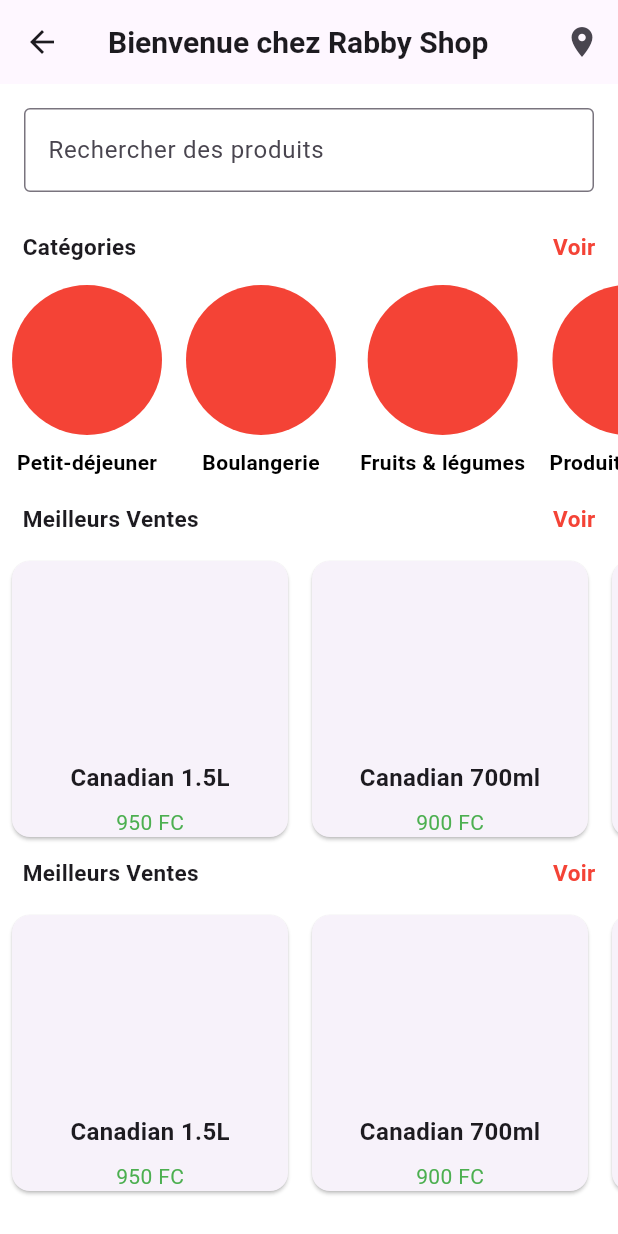
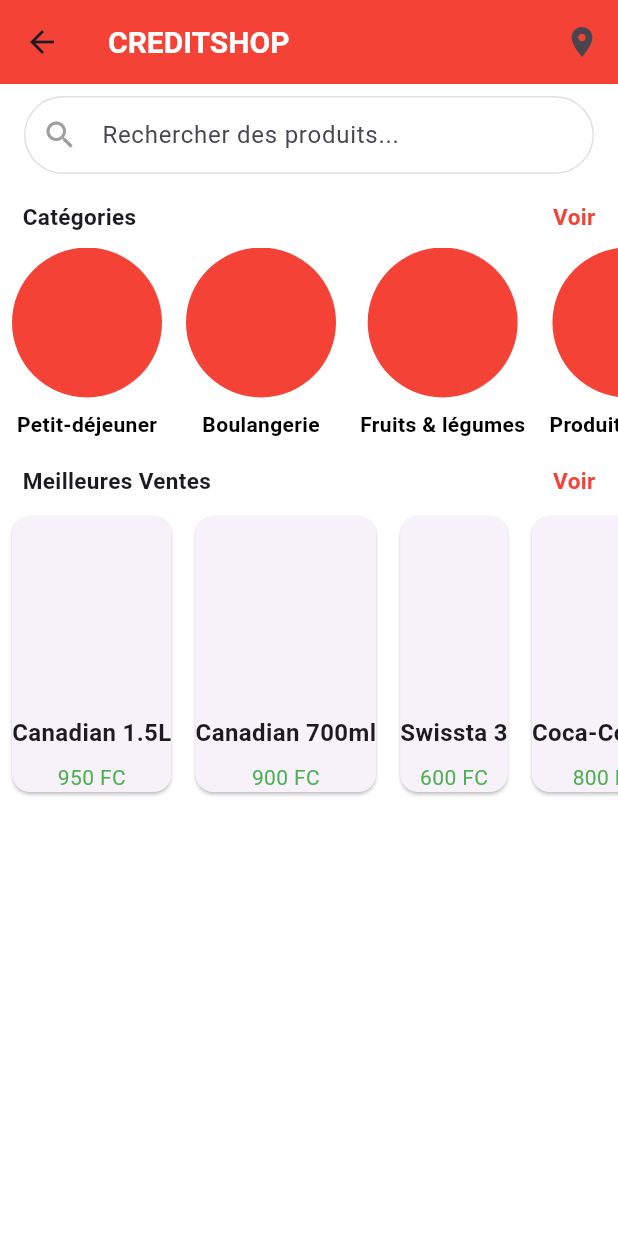
Before and after one commit to jnthnkabongo/shoppiApp, a Flutter app: the MyConnexion screen opened by its route, after a tap on "Se connecter / S'inscrire", on a phone screen of 412 x 824 dp. Run offline on Flutter 3.47's test engine with Material 3 defaults, Android fonts, the phone set to English and light mode, and no system bars.

Commit message:
corretecion d'architecture

```diff
--- a/lib/main.dart
+++ b/lib/main.dart
@@ -1,8 +1,7 @@
 import 'package:flutter/material.dart';
 import 'package:shoppi_flutter/core/theme/app_theme.dart';
 import 'package:shoppi_flutter/navigation/app_router.dart';
-import 'package:shoppi_flutter/pages/connexion_page.dart';
-import 'package:shoppi_flutter/pages/loading_page.dart';
+import 'package:shoppi_flutter/pages/auth/connexion_page.dart';
 
 void main() {
   runApp(const MyApp());
--- a/lib/navigation/app_router.dart
+++ b/lib/navigation/app_router.dart
@@ -1,11 +1,14 @@
 import 'package:flutter/material.dart';
-import 'package:shoppi_flutter/pages/connexion_page.dart';
+import 'package:shoppi_flutter/pages/home/accueil.dart';
+import 'package:shoppi_flutter/pages/auth/connexion_page.dart';
 
 class AppRouter {
   static Route<dynamic> generateRoute(RouteSettings settings) {
     switch (settings.name) {
       case '/':
         return MaterialPageRoute(builder: (_) => const MyConnexion());
+        case '/accueil':
+        return MaterialPageRoute(builder: (_) => const MyAccueil());
       default:
         return MaterialPageRoute(builder: (_) => const MyConnexion());
     }
--- a/lib/pages/accueil.dart
+++ /dev/null
@@ -1,219 +0,0 @@
-import 'package:flutter/material.dart';
-
-class MyAccueil extends StatefulWidget {
-  const MyAccueil({super.key});
-
-  @override
-  State<MyAccueil> createState() => _MyAccueil();
-}
-
-class _MyAccueil extends State<MyAccueil> {
-
-  @override
-  Widget build(BuildContext context) {
-    return Scaffold(
-      appBar: AppBar(
-        title: const Text('Bienvenue chez Rabby Shop'),
-        actions: [
-          IconButton(
-            icon: const Icon(Icons.location_on),
-            onPressed: () {
-            },
-          ),
-        ],
-      ),
-      body: SingleChildScrollView(
-        child: Column(
-          children: [
-            const Padding(
-              padding: EdgeInsets.all(16.0),
-              child: TextField(
-                decoration: InputDecoration(
-                  hintText: 'Rechercher des produits',
-                  border: OutlineInputBorder(),
-                ),
-              ),
-            ),
-            const Center(
-              child: Row(
-                mainAxisAlignment: MainAxisAlignment.spaceBetween,
-                children: [
-                  Padding(
-                    padding: EdgeInsets.only(top: 10, bottom: 15, left: 15),
-                    child: Text(
-                      'Catégories',
-                      style: TextStyle(fontSize: 15, fontWeight: FontWeight.bold),
-                    ),
-                  ),
-                  Padding(
-                    padding: EdgeInsets.only(top: 10, bottom: 15, right: 15),
-                    child: Text(
-                      'Voir',
-                      style: TextStyle(
-                        fontSize: 15,
-                        fontWeight: FontWeight.bold,
-                        color: Colors.red),
-                    ),
-                  ),
-                ],
-              ),
-            ),
-            SizedBox(
-              height: 140,
-              child: ListView(
-                scrollDirection: Axis.horizontal,
-                children: const [
-                  CategoryCard('Petit-déjeuner'),
-                  CategoryCard('Boulangerie'),
-                  CategoryCard('Fruits & légumes'),
-                  CategoryCard('Produits laitiers'),
-                ],
-              ),
-            ),
-            const Center(
-              child: Row(
-                mainAxisAlignment: MainAxisAlignment.spaceBetween,
-                children: [
-                  Padding(
-                    padding: EdgeInsets.only(top: 5, bottom: 10, left: 15),
-                    child: Text(
-                      'Meilleurs Ventes',
-                      style: TextStyle(fontSize: 15, fontWeight: FontWeight.bold),
-                    ),
-                  ),
-                  Padding(
-                    padding: EdgeInsets.only(top: 5, bottom: 10, right: 15),
-                    child: Text(
-                      'Voir',
-                      style: TextStyle(
-                        fontSize: 15,
-                        fontWeight: FontWeight.bold,
-                        color: Colors.red),
-                    ),
-                  ),
-                ],
-              ),
-            ),
-             SizedBox(
-              height: 200,
-              child: GridView.count(
-                crossAxisCount: 1,
-                scrollDirection: Axis.horizontal,
-                children: const [
-                  ProductCard('Canadian 1.5L', '950 FC'),
-                  ProductCard('Canadian 700ml', '900 FC'),
-                  ProductCard('Swissta 3', '600 FC'),
-                  ProductCard('Coca-Cola 1L', '800 FC'),
-                  ProductCard('Canadian 1.5L', '950 FC'),
-                  ProductCard('Canadian 700ml', '900 FC'),
-                  ProductCard('Swissta 3', '600 FC'),
-                  ProductCard('Coca-Cola 1L', '800 FC'),
-                ],
-              ),
-            ),
-            const Center(
-              child: Row(
-                mainAxisAlignment: MainAxisAlignment.spaceBetween,
-                children: [
-                  Padding(
-                    padding: EdgeInsets.only(top: 5, bottom: 10, left: 15),
-                    child: Text(
-                      'Meilleurs Ventes',
-                      style: TextStyle(fontSize: 15, fontWeight: FontWeight.bold),
-                    ),
-                  ),
-                  Padding(
-                    padding: EdgeInsets.only(top: 5, bottom: 10, right: 15),
-                    child: Text(
-                      'Voir',
-                      style: TextStyle(
-                        fontSize: 15,
-                        fontWeight: FontWeight.bold,
-                        color: Colors.red),
-                    ),
-                  ),
-                ],
-              ),
-            ),
-            SizedBox(
-              height: 200,
-              child: GridView.count(
-                crossAxisCount: 1,
-                scrollDirection: Axis.horizontal,
-                children: const [
-                  ProductCard('Canadian 1.5L', '950 FC'),
-                  ProductCard('Canadian 700ml', '900 FC'),
-                  ProductCard('Swissta 3', '600 FC'),
-                  ProductCard('Coca-Cola 1L', '800 FC'),
-                  ProductCard('Canadian 1.5L', '950 FC'),
-                  ProductCard('Canadian 700ml', '900 FC'),
-                  ProductCard('Swissta 3', '600 FC'),
-                  ProductCard('Coca-Cola 1L', '800 FC'),
-                ],
-              ),
-            ),
-          ],
-        ),
-      ),
-    );
-  }
-}
-
-class CategoryCard extends StatelessWidget {
-  final String title;
-
-  const CategoryCard(this.title, {super.key});
-
-  @override
-  Widget build(BuildContext context) {
-    return Column(
-      children: [
-        Container(
-          width: 100,
-          height: 100,
-          margin: const EdgeInsets.symmetric(horizontal: 8.0),
-
-          decoration: BoxDecoration(
-            color: Colors.red,
-            borderRadius: BorderRadius.circular(50.0),
-          ),
-          child: const Center(
-            // Aucun texte ici
-          ),
-        ),
-        Padding(
-          padding: const EdgeInsets.all(8.0),
-          child: Text(
-            title,
-            style: const TextStyle(
-              color: Colors.black,
-              fontWeight: FontWeight.bold,
-            ),
-          ),
-        ),
-      ],
-    );
-  }
-}
-
-class ProductCard extends StatelessWidget {
-  final String title;
-  final String price;
-
-  const ProductCard(this.title, this.price);
-
-  @override
-  Widget build(BuildContext context) {
-    return Card(
-      margin: const EdgeInsets.all(8.0),
-      child: Column(
-        mainAxisAlignment: MainAxisAlignment.end,
-        children: [
-          Text(title, style: const TextStyle(fontSize: 16, fontWeight: FontWeight.bold)),
-          const SizedBox(height: 8.0),
-          Text(price, style: const TextStyle(color: Colors.green)),
-        ],
-      ),
-    );
-  }
-}
--- a/lib/pages/connexion_page.dart
+++ b/lib/pages/auth/connexion_page.dart
@@ -1,5 +1,5 @@
 import 'package:flutter/material.dart';
-import 'package:shoppi_flutter/pages/accueil.dart';
+import 'package:shoppi_flutter/pages/home/accueil.dart';
 import 'package:shoppi_flutter/shared/widgets/custom_button.dart';
 
 class MyConnexion extends StatelessWidget {
@@ -47,7 +47,7 @@ class MyConnexion extends StatelessWidget {
                 CustomButton(
                   text: "Se connecter / S'inscrire",
                   onPressed: () {
-                    Navigator.push(context, MaterialPageRoute(builder: (context) => MyAccueil()),);
+                    Navigator.pushNamed(context, '/accueil');
                   },
                 ),
                 const SizedBox(height: 200),
--- /dev/null
+++ b/lib/pages/home/accueil.dart
@@ -0,0 +1,34 @@
+import 'package:flutter/material.dart';
+import 'package:shoppi_flutter/shared/widgets/app_bar_widget.dart';
+import 'package:shoppi_flutter/shared/widgets/category_list.dart';
+import 'package:shoppi_flutter/pages/home/presentation/widgets/product_list.dart';
+import 'package:shoppi_flutter/shared/widgets/search_bar.dart';
+
+
+class MyAccueil extends StatelessWidget {
+  const MyAccueil({super.key});
+
+  @override
+  Widget build(BuildContext context) {
+    return Scaffold(
+      appBar: AppBarWidget(
+        title: 'CREDITSHOP', // Le titre de l'AppBar
+        actions: [
+          IconButton(
+            icon: const Icon(Icons.location_on),
+            onPressed: () {},
+          ),
+        ],
+      ),
+      body: SingleChildScrollView(
+        child: Column(
+          children: const [
+            SearchBarWidget(), // 🔎 Barre de recherche
+            CategoryList(), // 📂 Liste des catégories
+            ProductList(title: "Meilleures Ventes"), // 🏆 Liste des produits
+          ],
+        ),
+      ),
+    );
+  }
+}
--- /dev/null
+++ b/lib/pages/home/presentation/widgets/product_card.dart
@@ -0,0 +1,23 @@
+import 'package:flutter/material.dart';
+
+class ProductCard extends StatelessWidget {
+  final String title;
+  final String price;
+
+  const ProductCard({super.key, required this.title, required this.price});
+
+  @override
+  Widget build(BuildContext context) {
+    return Card(
+      margin: const EdgeInsets.all(8.0),
+      child: Column(
+        mainAxisAlignment: MainAxisAlignment.end,
+        children: [
+          Text(title, style: const TextStyle(fontSize: 16, fontWeight: FontWeight.bold)),
+          const SizedBox(height: 8.0),
+          Text(price, style: const TextStyle(color: Colors.green)),
+        ],
+      ),
+    );
+  }
+}
--- /dev/null
+++ b/lib/pages/home/presentation/widgets/product_list.dart
@@ -0,0 +1,40 @@
+import 'package:flutter/material.dart';
+import 'product_card.dart';
+
+class ProductList extends StatelessWidget {
+  final String title;
+
+  const ProductList({super.key, required this.title});
+
+  @override
+  Widget build(BuildContext context) {
+    final products = [
+      {"name": "Canadian 1.5L", "price": "950 FC"},
+      {"name": "Canadian 700ml", "price": "900 FC"},
+      {"name": "Swissta 3", "price": "600 FC"},
+      {"name": "Coca-Cola 1L", "price": "800 FC"},
+    ];
+
+    return Column(
+      children: [
+        Padding(
+          padding: const EdgeInsets.symmetric(horizontal: 15, vertical: 5),
+          child: Row(
+            mainAxisAlignment: MainAxisAlignment.spaceBetween,
+            children: [
+              Text(title, style: const TextStyle(fontSize: 15, fontWeight: FontWeight.bold)),
+              const Text('Voir', style: TextStyle(fontSize: 15, fontWeight: FontWeight.bold, color: Colors.red)),
+            ],
+          ),
+        ),
+        SizedBox(
+          height: 200,
+          child: ListView(
+            scrollDirection: Axis.horizontal,
+            children: products.map((p) => ProductCard(title: p["name"]!, price: p["price"]!)).toList(),
+          ),
+        ),
+      ],
+    );
+  }
+}
--- a/lib/pages/loading_page.dart
+++ /dev/null
@@ -1,47 +0,0 @@
-import 'dart:async';
-import 'package:flutter/material.dart';
-import 'package:lottie/lottie.dart';
-import 'package:shoppi_flutter/pages/connexion_page.dart';
-
-class MyLoading extends StatefulWidget {
-  const MyLoading({super.key});
-
-  @override
-  State<MyLoading> createState() => _MyLoading();
-}
-
-class _MyLoading extends State<MyLoading>{
-
-  @override
-  void initState(){
-    super.initState();
-    loadAnimation();
-  }
-
-  Future<Timer> loadAnimation() async {
-    return Timer(
-      const Duration(seconds: 4),
-    onLoaded);
-  }
-
-  void onLoaded(){
-    Navigator.of(context).pushReplacement(
-      MaterialPageRoute(
-        builder: (context) => const MyConnexion(),
-      )
-    );
-  }
-
-  @override
-  Widget build(BuildContext context) {
-    return Scaffold(
-      backgroundColor: Colors.white,
-      body: Center(
-        child: Lottie.asset(
-          "assets/animations/loadind2.json",
-          //"assets/animations/loadind2.json",
-        repeat: true),
-      ),
-    );
-  }
-}
--- /dev/null
+++ b/lib/shared/widgets/app_bar_widget.dart
@@ -0,0 +1,20 @@
+import 'package:flutter/material.dart';
+
+class AppBarWidget extends StatelessWidget implements PreferredSizeWidget {
+  final String title;
+  final List<Widget> actions;
+
+  const AppBarWidget({super.key, required this.title, this.actions = const []});
+
+  @override
+  Widget build(BuildContext context) {
+    return AppBar(
+      title: Text(title, style: TextStyle(color: Colors.white),),
+      actions: actions,
+      backgroundColor: Colors.red,
+    );
+  }
+
+  @override
+  Size get preferredSize => const Size.fromHeight(56.0); // Hauteur de l'AppBar
+}
--- /dev/null
+++ b/lib/shared/widgets/category_card.dart
@@ -0,0 +1,28 @@
+import 'package:flutter/material.dart';
+
+class CategoryCard extends StatelessWidget {
+  final String title;
+
+  const CategoryCard(this.title, {super.key});
+
+  @override
+  Widget build(BuildContext context) {
+    return Column(
+      children: [
+        Container(
+          width: 100,
+          height: 100,
+          margin: const EdgeInsets.symmetric(horizontal: 8.0),
+          decoration: BoxDecoration(
+            color: Colors.red,
+            borderRadius: BorderRadius.circular(50.0),
+          ),
+        ),
+        Padding(
+          padding: const EdgeInsets.all(8.0),
+          child: Text(title, style: const TextStyle(color: Colors.black, fontWeight: FontWeight.bold)),
+        ),
+      ],
+    );
+  }
+}
--- /dev/null
+++ b/lib/shared/widgets/category_list.dart
@@ -0,0 +1,33 @@
+import 'package:flutter/material.dart';
+import 'category_card.dart';
+
+class CategoryList extends StatelessWidget {
+  const CategoryList({super.key});
+
+  @override
+  Widget build(BuildContext context) {
+    final categories = ["Petit-déjeuner", "Boulangerie", "Fruits & légumes", "Produits laitiers"];
+
+    return Column(
+      children: [
+        const Padding(
+          padding: EdgeInsets.symmetric(horizontal: 15, vertical: 10),
+          child: Row(
+            mainAxisAlignment: MainAxisAlignment.spaceBetween,
+            children: [
+              Text('Catégories', style: TextStyle(fontSize: 15, fontWeight: FontWeight.bold)),
+              Text('Voir', style: TextStyle(fontSize: 15, fontWeight: FontWeight.bold, color: Colors.red)),
+            ],
+          ),
+        ),
+        SizedBox(
+          height: 140,
+          child: ListView(
+            scrollDirection: Axis.horizontal,
+            children: categories.map((name) => CategoryCard(name)).toList(),
+          ),
+        ),
+      ],
+    );
+  }
+}
--- /dev/null
+++ b/lib/shared/widgets/search_bar.dart
@@ -0,0 +1,33 @@
+import 'package:flutter/material.dart';
+
+class SearchBarWidget extends StatelessWidget {
+  const SearchBarWidget({super.key});
+
+  @override
+  Widget build(BuildContext context) {
+    return Padding(
+      padding: const EdgeInsets.symmetric(horizontal: 16.0, vertical: 8.0),
+      child: TextField(
+        decoration: InputDecoration(
+          hintText: 'Rechercher des produits...',
+          prefixIcon: const Icon(Icons.search, color: Colors.grey),
+          filled: true,
+          fillColor: Colors.white,
+          contentPadding: const EdgeInsets.symmetric(vertical: 14.0),
+          border: OutlineInputBorder(
+            borderRadius: BorderRadius.circular(30.0),
+            borderSide: BorderSide.none, // Supprime la bordure par défaut
+          ),
+          enabledBorder: OutlineInputBorder(
+            borderRadius: BorderRadius.circular(30.0),
+            borderSide: BorderSide(color: Colors.grey.shade300),
+          ),
+          focusedBorder: OutlineInputBorder(
+            borderRadius: BorderRadius.circular(30.0),
+            borderSide: const BorderSide(color: Colors.blue, width: 2.0),
+          ),
+        ),
+      ),
+    );
+  }
+}
```
Also changed, not shown: pubspec.lock, 3 other files.
